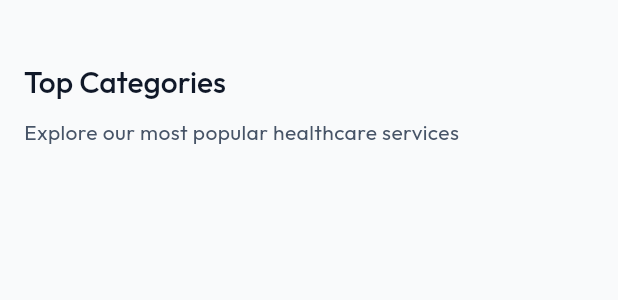
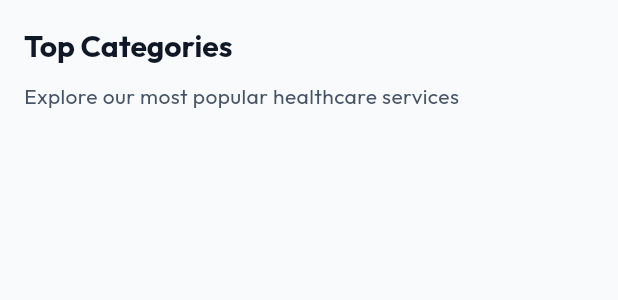
Before and after one commit to haraprasadsatapathy/tez_health, a Flutter app: the TopCategoriesSection widget shown alone on an empty page, opened directly with empty values, on a phone screen of 412 x 824 dp. Shown: the top 300 px of the screen. Run offline on Flutter 3.47's test engine with Material 3 defaults, Android fonts, the light colour scheme and no system bars; our stand-ins replace cached_network_image, carousel_slider, dio, equatable, flutter_bloc, flutter_rating_bar and 5 more; accounts and stored records are empty; network calls fail.

Commit message:
Updated code

```diff
--- a/tez_health2/lib/presentation/widgets/common/category_card.dart
+++ b/tez_health2/lib/presentation/widgets/common/category_card.dart
@@ -42,15 +42,13 @@
 
             // Category Info
             Padding(
-              padding: const EdgeInsets.all(12),
+              padding: const EdgeInsets.all(5),
               child: Column(
                 crossAxisAlignment: CrossAxisAlignment.start,
                 children: [
                   Text(
                     category.name,
                     style: Theme.of(context).textTheme.titleMedium,
-                    maxLines: 1,
-                    overflow: TextOverflow.ellipsis,
                   ),
                   const SizedBox(height: 4),
                   Text(
--- a/tez_health2/lib/presentation/widgets/home/top_categories_section.dart
+++ b/tez_health2/lib/presentation/widgets/home/top_categories_section.dart
@@ -19,13 +19,14 @@
     final isDark = Theme.of(context).brightness == Brightness.dark;
 
     return Container(
-      padding: const EdgeInsets.symmetric(vertical: 40, horizontal: 16),
+      padding: const EdgeInsets.symmetric(vertical: 16, horizontal: 16),
       color: isDark ? AppColors.gray900 : AppColors.gray50,
       child: Column(
         crossAxisAlignment: CrossAxisAlignment.start,
         children: [
           Text(
             'Top Categories',
+
             style: Theme.of(context).textTheme.titleLarge,
           ),
           const SizedBox(height: 8),
@@ -42,8 +43,8 @@
             gridDelegate: const SliverGridDelegateWithFixedCrossAxisCount(
               crossAxisCount: 3,
               childAspectRatio: 0.85,
-              crossAxisSpacing: 16,
-              mainAxisSpacing: 16,
+              crossAxisSpacing: 5,
+              mainAxisSpacing: 5,
             ),
             itemCount: displayCategories.length,
             itemBuilder: (context, index) {
--- a/tez_health2/lib/theme/app_theme.dart
+++ b/tez_health2/lib/theme/app_theme.dart
@@ -58,7 +58,7 @@
       titleLarge: GoogleFonts.outfit(
         fontSize: 20,
         height: 30 / 20,
-        fontWeight: FontWeight.w500,
+        fontWeight: FontWeight.w700,
         color: AppColors.gray900,
       ),
       titleMedium: GoogleFonts.outfit(
@@ -198,7 +198,7 @@
       titleLarge: GoogleFonts.outfit(
         fontSize: 20,
         height: 30 / 20,
-        fontWeight: FontWeight.w500,
+        fontWeight: FontWeight.w700,
         color: AppColors.gray50,
       ),
       titleMedium: GoogleFonts.outfit(
```
Also changed, not shown: tez_health2/lib/presentation/screens/product/category_products_screen.dart (+7 -5 lines), tez_health2/lib/presentation/screens/product/product_details_screen.dart (+7 -7 lines), tez_health2/pubspec.lock, 1 other file.
